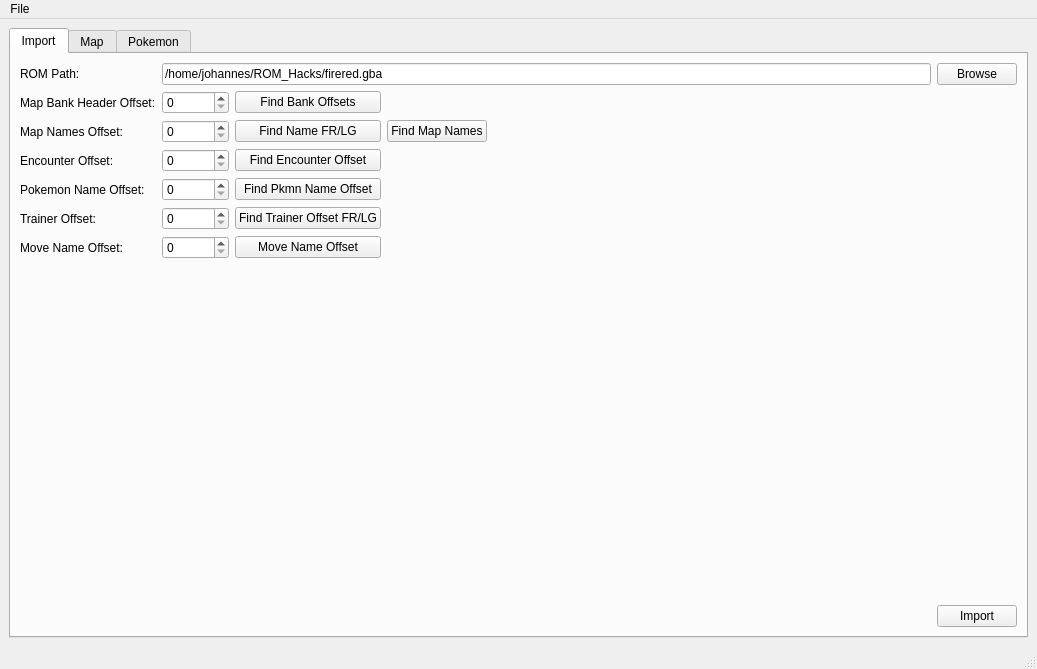
Old version of the form mainwindow.ui in the repository jowin202/YaRHT.
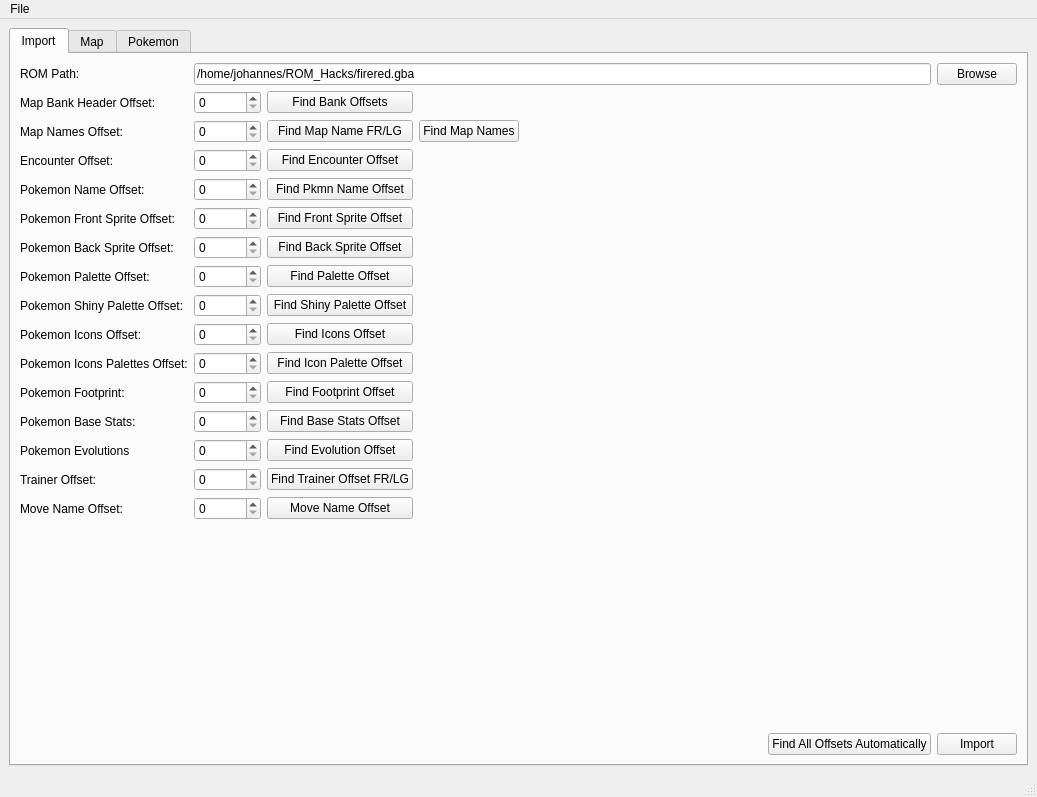
New version of the form. Custom widgets are drawn as their Qt base class.

The edit to the form file:
```diff
--- a/mainwindow.ui
+++ b/mainwindow.ui
@@ -7,7 +7,7 @@
     <x>0</x>
     <y>0</y>
     <width>1037</width>
-    <height>669</height>
+    <height>797</height>
    </rect>
   </property>
   <property name="acceptDrops">
@@ -36,6 +36,29 @@
        <layout class="QGridLayout" name="gridLayout_11">
         <item row="0" column="0">
          <layout class="QGridLayout" name="gridLayout_3">
+          <item row="0" column="1" colspan="4">
+           <widget class="QLineEdit" name="line_path">
+            <property name="text">
+             <string>/home/johannes/ROM_Hacks/firered.gba</string>
+            </property>
+           </widget>
+          </item>
+          <item row="2" column="0">
+           <widget class="QLabel" name="label_3">
+            <property name="text">
+             <string>Map Names Offset:</string>
+            </property>
+           </widget>
+          </item>
+          <item row="8" column="1">
+           <widget class="HexSpin" name="spin_pokemon_shiny_palette_offset"/>
+          </item>
+          <item row="12" column="1">
+           <widget class="HexSpin" name="spin_pokemon_base_stats_offset"/>
+          </item>
+          <item row="5" column="1">
+           <widget class="HexSpin" name="spin_pokemon_front_sprite_offset"/>
+          </item>
           <item row="0" column="0">
            <widget class="QLabel" name="label_2">
             <property name="text">
@@ -43,6 +66,27 @@
             </property>
            </widget>
           </item>
+          <item row="8" column="0">
+           <widget class="QLabel" name="label_11">
+            <property name="text">
+             <string>Pokemon Shiny Palette Offset:</string>
+            </property>
+           </widget>
+          </item>
+          <item row="11" column="2">
+           <widget class="QPushButton" name="button_find_footprint_offset">
+            <property name="text">
+             <string>Find Footprint Offset</string>
+            </property>
+           </widget>
+          </item>
+          <item row="1" column="1">
+           <widget class="HexSpin" name="spin_map_bank_header_offset">
+            <property name="maximum">
+             <number>16777216</number>
+            </property>
+           </widget>
+          </item>
           <item row="1" column="2">
            <widget class="QPushButton" name="button_find_bank_offsets">
             <property name="text">
@@ -50,13 +94,60 @@
             </property>
            </widget>
           </item>
-          <item row="3" column="2">
-           <widget class="QPushButton" name="button_find_encounter_offset">
+          <item row="14" column="2">
+           <widget class="QPushButton" name="button_trainer_offset">
             <property name="text">
-             <string>Find Encounter Offset</string>
+             <string>Find Trainer Offset FR/LG</string>
             </property>
            </widget>
           </item>
+          <item row="8" column="2">
+           <widget class="QPushButton" name="button_find_shiny_palette">
+            <property name="text">
+             <string>Find Shiny Palette Offset</string>
+            </property>
+           </widget>
+          </item>
+          <item row="7" column="1">
+           <widget class="HexSpin" name="spin_pokemon_palette_offset"/>
+          </item>
+          <item row="13" column="0">
+           <widget class="QLabel" name="label_15">
+            <property name="text">
+             <string>Pokemon Evolutions</string>
+            </property>
+           </widget>
+          </item>
+          <item row="6" column="1">
+           <widget class="HexSpin" name="spin_pokemon_back_sprite_offset"/>
+          </item>
+          <item row="7" column="2">
+           <widget class="QPushButton" name="button_find_palette">
+            <property name="text">
+             <string>Find Palette Offset</string>
+            </property>
+           </widget>
+          </item>
+          <item row="15" column="2">
+           <widget class="QPushButton" name="button_move_name_offset">
+            <property name="text">
+             <string>Move Name Offset</string>
+            </property>
+           </widget>
+          </item>
+          <item row="16" column="0">
+           <spacer name="verticalSpacer">
+            <property name="orientation">
+             <enum>Qt::Vertical</enum>
+            </property>
+            <property name="sizeHint" stdset="0">
+             <size>
+              <width>20</width>
+              <height>40</height>
+             </size>
+            </property>
+           </spacer>
+          </item>
           <item row="1" column="4">
            <spacer name="horizontalSpacer">
             <property name="orientation">
@@ -70,10 +161,145 @@
             </property>
            </spacer>
           </item>
+          <item row="12" column="0">
+           <widget class="QLabel" name="label_14">
+            <property name="text">
+             <string>Pokemon Base Stats:</string>
+            </property>
+           </widget>
+          </item>
+          <item row="11" column="0">
+           <widget class="QLabel" name="label_13">
+            <property name="text">
+             <string>Pokemon Footprint:</string>
+            </property>
+           </widget>
+          </item>
+          <item row="11" column="1">
+           <widget class="HexSpin" name="spin_pokemon_footprint_offset"/>
+          </item>
+          <item row="13" column="1">
+           <widget class="HexSpin" name="spin_pokemon_evolution_offset"/>
+          </item>
+          <item row="1" column="0">
+           <widget class="QLabel" name="label">
+            <property name="text">
+             <string>Map Bank Header Offset:</string>
+            </property>
+           </widget>
+          </item>
+          <item row="5" column="2">
+           <widget class="QPushButton" name="button_find_front_sprite_offset">
+            <property name="text">
+             <string>Find Front Sprite Offset</string>
+            </property>
+           </widget>
+          </item>
+          <item row="3" column="2">
+           <widget class="QPushButton" name="button_find_encounter_offset">
+            <property name="text">
+             <string>Find Encounter Offset</string>
+            </property>
+           </widget>
+          </item>
+          <item row="9" column="0">
+           <widget class="QLabel" name="label_12">
+            <property name="text">
+             <string>Pokemon Icons Offset:</string>
+            </property>
+           </widget>
+          </item>
+          <item row="0" column="5">
+           <widget class="QPushButton" name="button_browse">
+            <property name="text">
+             <string>Browse</string>
+            </property>
+           </widget>
+          </item>
+          <item row="6" column="2">
+           <widget class="QPushButton" name="button_find_back_sprite_offset">
+            <property name="text">
+             <string>Find Back Sprite Offset</string>
+            </property>
+           </widget>
+          </item>
+          <item row="4" column="0">
+           <widget class="QLabel" name="label_4">
+            <property name="text">
+             <string>Pokemon Name Offset:</string>
+            </property>
+           </widget>
+          </item>
+          <item row="14" column="0">
+           <widget class="QLabel" name="label_6">
+            <property name="text">
+             <string>Trainer Offset:</string>
+            </property>
+           </widget>
+          </item>
+          <item row="4" column="2">
+           <widget class="QPushButton" name="button_find_pokemon_name_offset">
+            <property name="text">
+             <string>Find Pkmn Name Offset</string>
+            </property>
+           </widget>
+          </item>
+          <item row="2" column="3">
+           <widget class="QPushButton" name="button_find_map_names">
+            <property name="text">
+             <string>Find Map Names</string>
+            </property>
+           </widget>
+          </item>
+          <item row="15" column="0">
+           <widget class="QLabel" name="label_7">
+            <property name="text">
+             <string>Move Name Offset:</string>
+            </property>
+           </widget>
+          </item>
+          <item row="6" column="0">
+           <widget class="QLabel" name="label_9">
+            <property name="text">
+             <string>Pokemon Back Sprite Offset:</string>
+            </property>
+           </widget>
+          </item>
+          <item row="12" column="2">
+           <widget class="QPushButton" name="button_find_base_stats_offset">
+            <property name="text">
+             <string>Find Base Stats Offset</string>
+            </property>
+           </widget>
+          </item>
+          <item row="3" column="0">
+           <widget class="QLabel" name="label_5">
+            <property name="text">
+             <string>Encounter Offset:</string>
+            </property>
+           </widget>
+          </item>
+          <item row="13" column="2">
+           <widget class="QPushButton" name="button_find_evolution">
+            <property name="text">
+             <string>Find Evolution Offset</string>
+            </property>
+           </widget>
+          </item>
+          <item row="2" column="2">
+           <widget class="QPushButton" name="button_name_FR_LG">
+            <property name="text">
+             <string>Find Map Name FR/LG</string>
+            </property>
+           </widget>
+          </item>
+          <item row="9" column="1">
+           <widget class="HexSpin" name="spin_pokemon_icons_offset"/>
+          </item>
           <item row="4" column="1">
            <widget class="HexSpin" name="spin_pokemon_name_offset"/>
           </item>
-          <item row="8" column="0" colspan="6">
+          <item row="17" column="0" colspan="6">
            <layout class="QHBoxLayout" name="horizontalLayout">
             <item>
              <spacer name="horizontalSpacer_2">
@@ -88,6 +314,13 @@
               </property>
              </spacer>
             </item>
+            <item>
+             <widget class="QPushButton" name="button_find_all_offsets">
+              <property name="text">
+               <string>Find All Offsets Automatically</string>
+              </property>
+             </widget>
+            </item>
             <item>
              <widget class="QPushButton" name="button_import">
               <property name="text">
@@ -97,126 +330,53 @@
             </item>
            </layout>
           </item>
-          <item row="3" column="1">
-           <widget class="HexSpin" name="spin_encounter_offset"/>
-          </item>
-          <item row="0" column="5">
-           <widget class="QPushButton" name="button_browse">
+          <item row="9" column="2">
+           <widget class="QPushButton" name="button_find_icon_offset">
             <property name="text">
-             <string>Browse</string>
+             <string>Find Icons Offset</string>
             </property>
            </widget>
           </item>
-          <item row="2" column="2">
-           <widget class="QPushButton" name="button_name_FR_LG">
-            <property name="text">
-             <string>Find Name FR/LG</string>
-            </property>
-           </widget>
-          </item>
-          <item row="7" column="0">
-           <spacer name="verticalSpacer">
-            <property name="orientation">
-             <enum>Qt::Vertical</enum>
-            </property>
-            <property name="sizeHint" stdset="0">
-             <size>
-              <width>20</width>
-              <height>40</height>
-             </size>
-            </property>
-           </spacer>
-          </item>
-          <item row="1" column="0">
-           <widget class="QLabel" name="label">
-            <property name="text">
-             <string>Map Bank Header Offset:</string>
-            </property>
-           </widget>
-          </item>
-          <item row="3" column="0">
-           <widget class="QLabel" name="label_5">
-            <property name="text">
-             <string>Encounter Offset:</string>
-            </property>
-           </widget>
-          </item>
-          <item row="4" column="2">
-           <widget class="QPushButton" name="button_find_pokemon_name_offset">
-            <property name="text">
-             <string>Find Pkmn Name Offset</string>
-            </property>
-           </widget>
-          </item>
-          <item row="5" column="0">
-           <widget class="QLabel" name="label_6">
-            <property name="text">
-             <string>Trainer Offset:</string>
-            </property>
-           </widget>
-          </item>
-          <item row="4" column="0">
-           <widget class="QLabel" name="label_4">
-            <property name="text">
-             <string>Pokemon Name Offset:</string>
-            </property>
-           </widget>
-          </item>
-          <item row="2" column="0">
-           <widget class="QLabel" name="label_3">
-            <property name="text">
-             <string>Map Names Offset:</string>
-            </property>
-           </widget>
+          <item row="14" column="1">
+           <widget class="HexSpin" name="spin_trainer_offset"/>
           </item>
           <item row="2" column="1">
            <widget class="HexSpin" name="spin_map_names_offset"/>
           </item>
-          <item row="1" column="1">
-           <widget class="HexSpin" name="spin_map_bank_header_offset">
-            <property name="maximum">
-             <number>16777216</number>
-            </property>
-           </widget>
-          </item>
-          <item row="2" column="3">
-           <widget class="QPushButton" name="button_find_map_names">
-            <property name="text">
-             <string>Find Map Names</string>
-            </property>
-           </widget>
-          </item>
-          <item row="5" column="1">
-           <widget class="HexSpin" name="spin_trainer_offset"/>
-          </item>
-          <item row="5" column="2">
-           <widget class="QPushButton" name="button_trainer_offset">
-            <property name="text">
-             <string>Find Trainer Offset FR/LG</string>
-            </property>
-           </widget>
-          </item>
-          <item row="0" column="1" colspan="4">
-           <widget class="QLineEdit" name="line_path">
-            <property name="text">
-             <string>/home/johannes/ROM_Hacks/firered.gba</string>
-            </property>
-           </widget>
-          </item>
-          <item row="6" column="0">
-           <widget class="QLabel" name="label_7">
-            <property name="text">
-             <string>Move Name Offset:</string>
-            </property>
-           </widget>
-          </item>
-          <item row="6" column="1">
+          <item row="15" column="1">
            <widget class="HexSpin" name="spin_move_name_offset"/>
           </item>
-          <item row="6" column="2">
-           <widget class="QPushButton" name="button_move_name_offset">
+          <item row="5" column="0">
+           <widget class="QLabel" name="label_8">
             <property name="text">
-             <string>Move Name Offset</string>
+             <string>Pokemon Front Sprite Offset:</string>
+            </property>
+           </widget>
+          </item>
+          <item row="3" column="1">
+           <widget class="HexSpin" name="spin_encounter_offset"/>
+          </item>
+          <item row="7" column="0">
+           <widget class="QLabel" name="label_10">
+            <property name="text">
+             <string>Pokemon Palette Offset:</string>
+            </property>
+           </widget>
+          </item>
+          <item row="10" column="0">
+           <widget class="QLabel" name="label_16">
+            <property name="text">
+             <string>Pokemon Icons Palettes Offset:</string>
+            </property>
+           </widget>
+          </item>
+          <item row="10" column="1">
+           <widget class="HexSpin" name="spin_pokemon_icon_palette_offset"/>
+          </item>
+          <item row="10" column="2">
+           <widget class="QPushButton" name="button_find_icon_palette_offset">
+            <property name="text">
+             <string>Find Icon Palette Offset</string>
             </property>
            </widget>
           </item>
```
Left out of the diff: 2 changed lines with no effect on the pictures.
